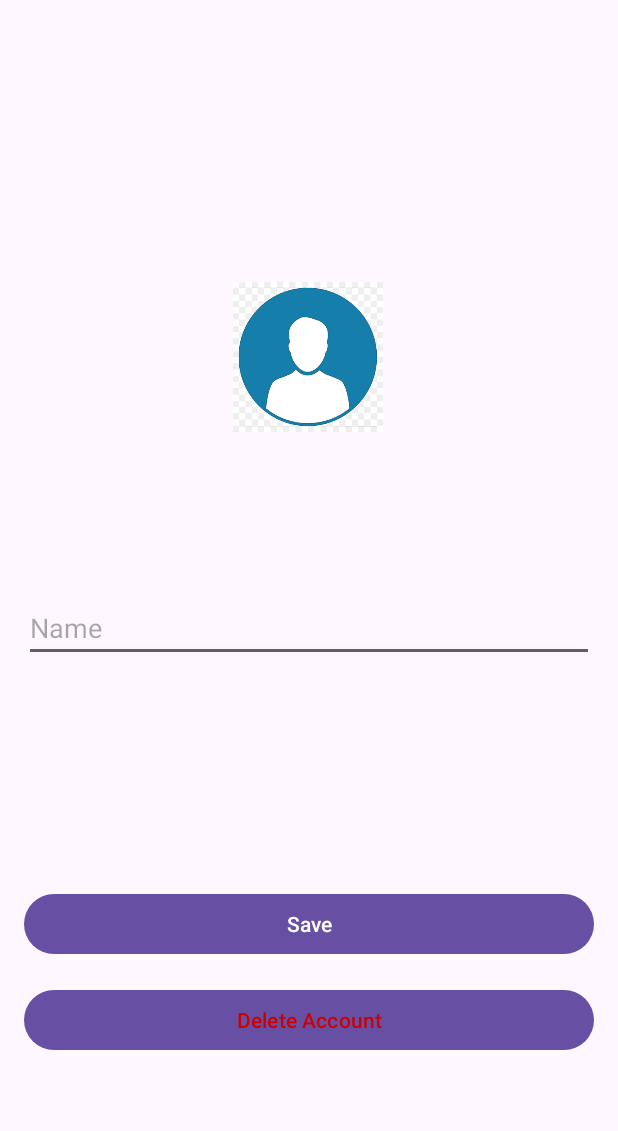
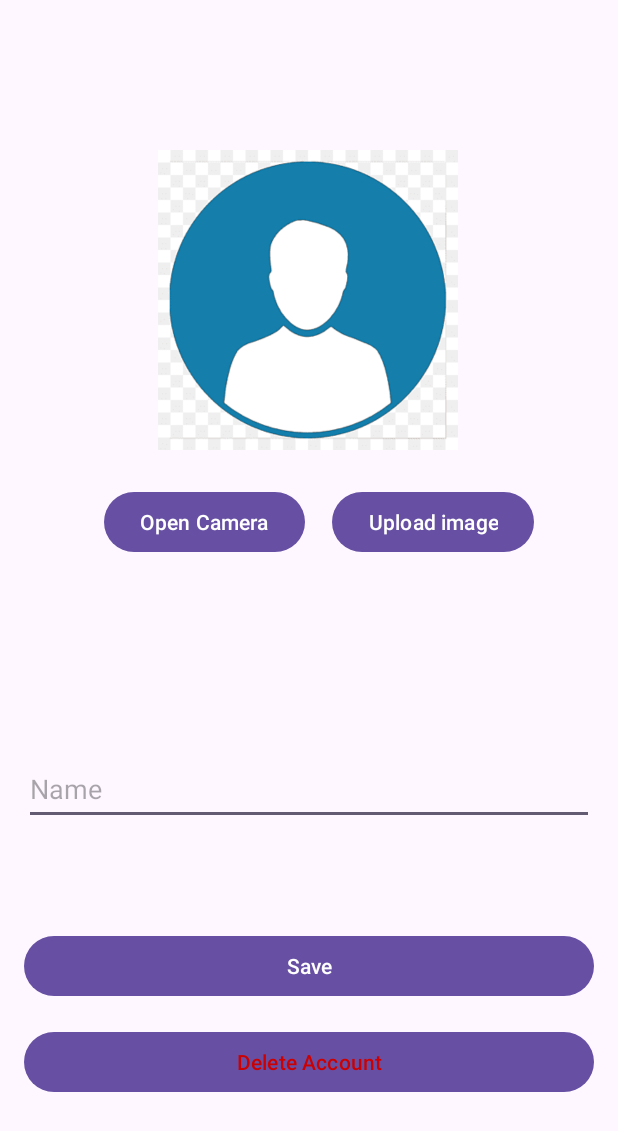
Before and after one commit to Priyanshukumaranand/U_Chat, an Android app built with Jetpack Compose: the EditProfile screen opened directly, with no data from a screen before it, on a phone screen of 412 x 824 dp. Shown: the top 1131 px of the screen. Run offline under Robolectric (Android 15) with nearby library versions, the light colour scheme and no system bars; our stand-ins replace Firebase (no records; nobody signed in at launch, a user with empty details on screens opened directly).

Commit message:
Added Update profile option

```diff
--- /dev/null
+++ b/app/src/main/res/drawable/baseline_delete_forever_24.xml
@@ -0,0 +1,5 @@
+<vector xmlns:android="http://schemas.android.com/apk/res/android" android:height="24dp" android:tint="#000000" android:viewportHeight="24" android:viewportWidth="24" android:width="24dp">
+
+    <path android:fillColor="@android:color/white" android:pathData="M6,19c0,1.1 0.9,2 2,2h8c1.1,0 2,-0.9 2,-2L18,7L6,7v12zM8.46,11.88l1.41,-1.41L12,12.59l2.12,-2.12 1.41,1.41L13.41,14l2.12,2.12 -1.41,1.41L12,15.41l-2.12,2.12 -1.41,-1.41L10.59,14l-2.13,-2.12zM15.5,4l-1,-1h-5l-1,1L5,4v2h14L19,4z"/>
+
+</vector>
--- a/app/src/main/res/layout/activity_edit_profile.xml
+++ b/app/src/main/res/layout/activity_edit_profile.xml
@@ -11,15 +11,37 @@
 
     <ImageView
         android:id="@+id/profileImageView"
-        android:layout_width="100dp"
-        android:layout_height="100dp"
-        android:layout_marginTop="188dp"
+        android:layout_width="200dp"
+        android:layout_height="200dp"
+        android:layout_marginTop="100dp"
         android:clickable="true"
         android:focusable="true"
         android:src="@drawable/profie"
+        android:contentDescription="@android:string/untitled"
         app:layout_constraintEnd_toEndOf="parent"
-        app:layout_constraintHorizontal_bias="0.498"
+        app:layout_constraintHorizontal_bias="0.497"
         app:layout_constraintStart_toStartOf="parent"
+        app:layout_constraintTop_toTopOf="parent" />
+
+    <Button
+        android:id="@+id/btncamera"
+        android:layout_width="wrap_content"
+        android:layout_height="wrap_content"
+        android:layout_marginTop="324dp"
+        android:text="@string/open_camera"
+        app:layout_constraintEnd_toStartOf="@+id/btnlocal"
+        app:layout_constraintHorizontal_bias="0.797"
+        app:layout_constraintStart_toStartOf="parent"
+        app:layout_constraintTop_toTopOf="parent" />
+
+    <Button
+        android:id="@+id/btnlocal"
+        android:layout_width="wrap_content"
+        android:layout_height="wrap_content"
+        android:layout_marginTop="324dp"
+        android:layout_marginEnd="56dp"
+        android:text="Upload image"
+        app:layout_constraintEnd_toEndOf="parent"
         app:layout_constraintTop_toTopOf="parent" />
 
     <EditText
@@ -27,14 +49,16 @@
         android:layout_width="0dp"
         android:layout_height="wrap_content"
         android:layout_marginStart="16dp"
-        android:layout_marginTop="108dp"
+        android:layout_marginTop="132dp"
         android:layout_marginEnd="16dp"
         android:hint="Name"
         android:inputType="textPersonName"
+        android:minHeight="48dp"
+        app:layout_constraintBottom_toTopOf="@+id/saveButton"
         app:layout_constraintEnd_toEndOf="parent"
         app:layout_constraintHorizontal_bias="0.0"
         app:layout_constraintStart_toStartOf="parent"
-        app:layout_constraintTop_toBottomOf="@id/profileImageView" />
+        app:layout_constraintTop_toBottomOf="@+id/profileImageView" />
 
     <Button
         android:id="@+id/saveButton"
@@ -55,7 +79,7 @@
         android:layout_height="wrap_content"
         android:layout_marginStart="16dp"
         android:layout_marginEnd="16dp"
-        android:layout_marginBottom="120dp"
+        android:layout_marginBottom="92dp"
         android:text="Delete Account"
         android:textColor="@android:color/holo_red_dark"
         app:layout_constraintBottom_toBottomOf="parent"
--- a/app/src/main/res/values/strings.xml
+++ b/app/src/main/res/values/strings.xml
@@ -43,4 +43,5 @@
         vestibulum. Fusce dictum libero quis erat maximus, vitae volutpat diam dignissim.
     </string>
     <string name="default_web_client_id">823002862619-qb38qgi0h9i9jn8et4cahmpcjhh4ucek.apps.googleusercontent.com</string>
+    <string name="open_camera">Open Camera</string>
 </resources>
```
Also changed, not shown: app/src/main/java/com/example/uchat/EditProfile.java (+145 -16 lines).
